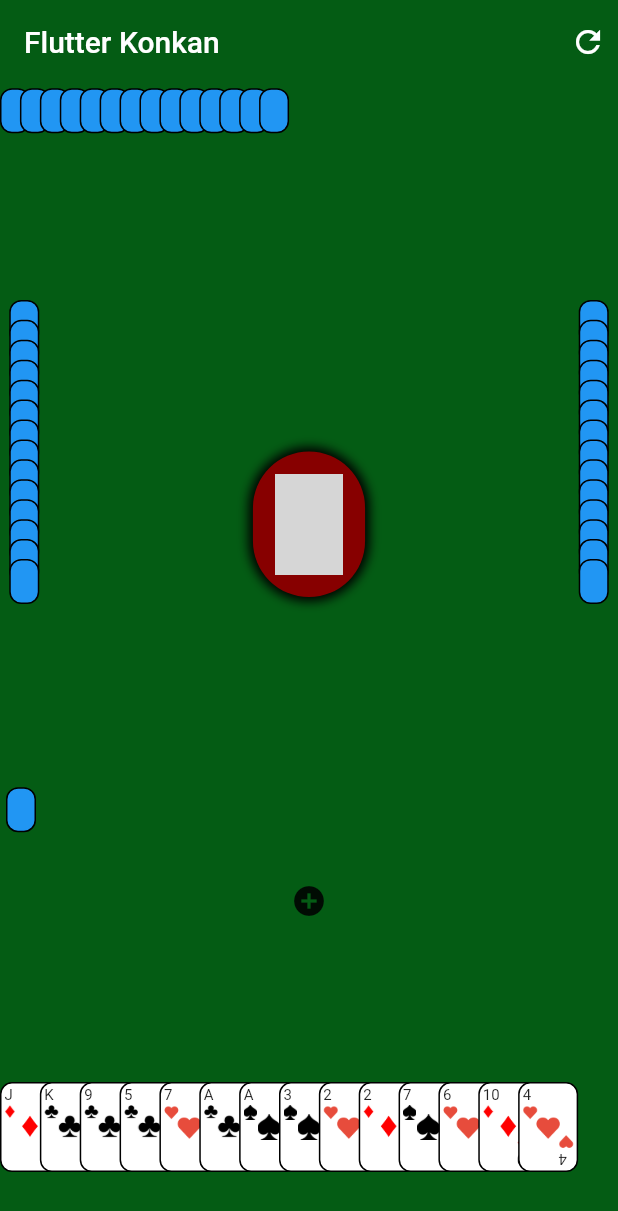
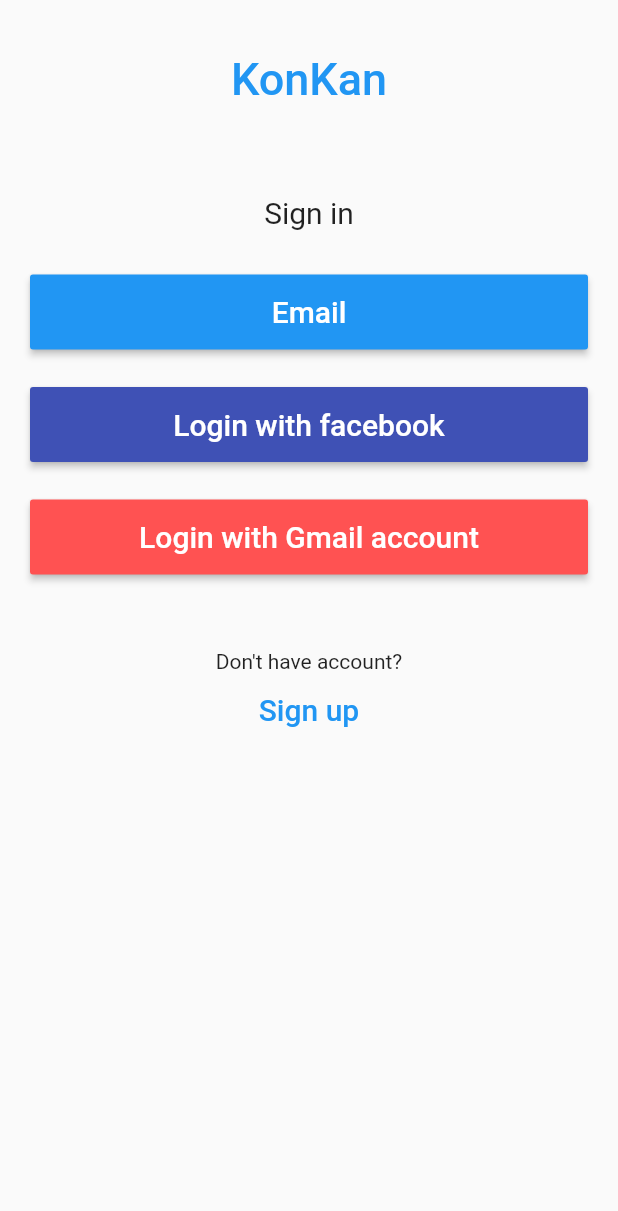
Before and after one commit to alnah005/Konkan, a Flutter app: the screen it shows after launch, on a phone screen of 412 x 824 dp. Shown: the top 1211 px of the screen. Run offline on Flutter 3.47's test engine with Material 2 defaults, Android fonts, the phone set to English and light mode, and no system bars; grey boxes are pictures that could not be loaded.

Commit message:
Login page has options now #45

```diff
--- a/lib/main.dart
+++ b/lib/main.dart
@@ -1,7 +1,8 @@
 import 'package:flutter/material.dart';
 import 'package:solitaire/pages/game_screen.dart';
+import 'package:solitaire/pages/login.dart';
 
-void main() => runApp(MyApp());
+void main() => runApp(new LoginPage());
 
 class MyApp extends StatelessWidget {
   // This widget is the root of your application.
--- a/lib/pages/login.dart
+++ b/lib/pages/login.dart
@@ -0,0 +1,172 @@
+import 'package:flutter/material.dart';
+
+class LoginPage extends StatefulWidget {
+  @override
+  _State createState() => _State();
+}
+
+class _State extends State<LoginPage> {
+  var page = LoginOptions();
+
+  @override
+  Widget build(BuildContext context) {
+    return MaterialApp(
+        home: Scaffold(
+            body: Padding(
+                padding: EdgeInsets.fromLTRB(10, 25, 10, 10),
+                child: this.page)));
+  }
+}
+
+class LoginOptions extends StatefulWidget {
+  @override
+  _LoginOptionsState createState() => _LoginOptionsState();
+}
+
+class _LoginOptionsState extends State<LoginOptions> {
+  var choice;
+
+  @override
+  Widget build(BuildContext context) {
+    return ListView(
+      children: <Widget>[
+        Container(
+            alignment: Alignment.center,
+            padding: EdgeInsets.fromLTRB(10, 10, 10, 50),
+            child: Text(
+              'KonKan',
+              style: TextStyle(
+                  color: Colors.blue,
+                  fontWeight: FontWeight.w500,
+                  fontSize: 30),
+            )),
+        Container(
+            alignment: Alignment.center,
+            padding: EdgeInsets.fromLTRB(10, 10, 10, 30),
+            child: Text(
+              'Sign in',
+              style: TextStyle(fontSize: 20),
+            )),
+        Container(
+            height: 50,
+            padding: EdgeInsets.fromLTRB(10, 0, 10, 0),
+            child: RaisedButton(
+              textColor: Colors.white,
+              color: Colors.blue,
+              child: Text(
+                'Email',
+                style: TextStyle(fontSize: 20),
+              ),
+              onPressed: () {
+                EmailLogin();
+              },
+            )),
+        Padding(
+          padding: EdgeInsets.fromLTRB(0, 25, 0, 0),
+          child: Container(
+              height: 50,
+              padding: EdgeInsets.fromLTRB(10, 0, 10, 0),
+              child: RaisedButton(
+                textColor: Colors.white,
+                color: Colors.indigo,
+                child: Text(
+                  'Login with facebook',
+                  style: TextStyle(fontSize: 20),
+                ),
+                onPressed: () {
+//                            print(nameController.text);
+//                            print(passwordController.text);
+                },
+              )),
+        ),
+        Padding(
+          padding: EdgeInsets.fromLTRB(0, 25, 0, 0),
+          child: Container(
+              height: 50,
+              padding: EdgeInsets.fromLTRB(10, 0, 10, 0),
+              child: RaisedButton(
+                textColor: Colors.white,
+                color: Colors.redAccent,
+                child: Text(
+                  'Login with Gmail account',
+                  style: TextStyle(fontSize: 20),
+                ),
+                onPressed: () {
+//                            print(nameController.text);
+//                            print(passwordController.text);
+                },
+              )),
+        ),
+        Container(
+            child: Padding(
+          padding: EdgeInsets.fromLTRB(0, 50, 0, 10),
+          child: Column(
+            children: <Widget>[
+              Text('Don\'t have account?'),
+              FlatButton(
+                textColor: Colors.blue,
+                child: Text(
+                  'Sign up',
+                  style: TextStyle(fontSize: 20),
+                ),
+                onPressed: () {
+                  //signup screen
+                },
+              )
+            ],
+            mainAxisAlignment: MainAxisAlignment.center,
+          ),
+        ))
+      ],
+    );
+  }
+}
+
+class EmailLogin extends StatefulWidget {
+  @override
+  _EmailLoginState createState() => _EmailLoginState();
+}
+
+class _EmailLoginState extends State<EmailLogin> {
+  TextEditingController nameController = TextEditingController();
+  TextEditingController passwordController = TextEditingController();
+
+  @override
+  Widget build(BuildContext context) {
+    return Column(
+      children: <Widget>[
+        Container(
+          padding: EdgeInsets.all(10),
+          child: TextField(
+            controller: nameController,
+            decoration: InputDecoration(
+              border: OutlineInputBorder(),
+              labelText: 'User Name',
+            ),
+          ),
+        ),
+        Container(
+          padding: EdgeInsets.fromLTRB(10, 10, 10, 0),
+          child: TextField(
+            obscureText: true,
+            controller: passwordController,
+            decoration: InputDecoration(
+              border: OutlineInputBorder(),
+              labelText: 'Password',
+            ),
+          ),
+        ),
+        Padding(
+          padding: EdgeInsets.fromLTRB(10, 20, 10, 20),
+          child: FlatButton(
+            onPressed: () {
+              //forgot password screen
+            },
+            textColor: Colors.blue,
+            child: Text('Forgot Password'),
+          ),
+        ),
+      ],
+    );
+  }
+}
```
